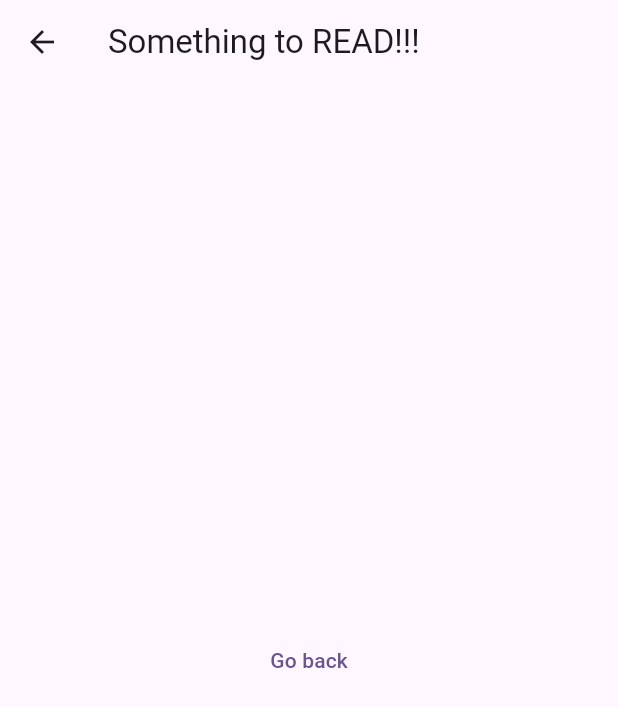
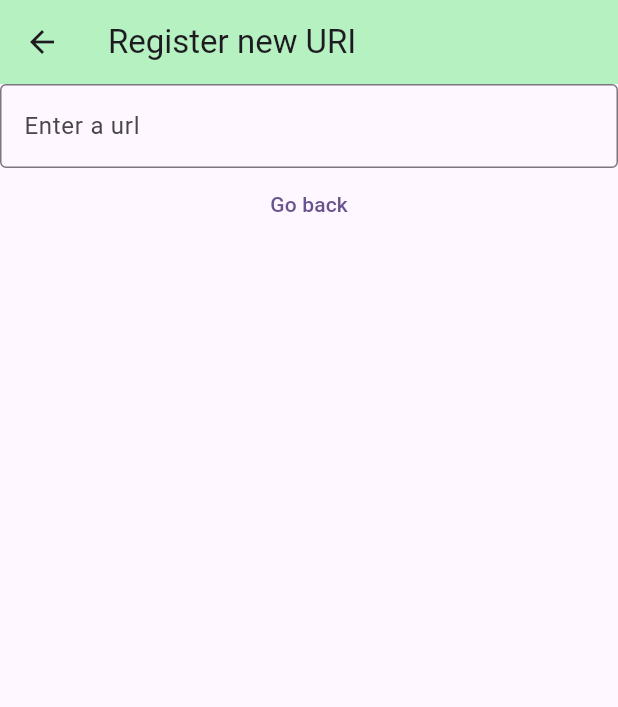
Before and after one commit to thechaos16/descartes, a Flutter app: the SubPage screen opened directly, on a phone screen of 412 x 824 dp. Shown: the top 707 px of the screen. Run offline on Flutter 3.47's test engine with Material 3 defaults, Android fonts, the phone set to English and light mode, and no system bars.

Commit message:
add textbox

```diff
--- a/lib/main.dart
+++ b/lib/main.dart
@@ -65,36 +65,24 @@ class _MainPageState extends State<MainPage> {
             GestureDetector(
               onTap: () {
                 Navigator.push(context, MaterialPageRoute(builder: (context) {
-                  return const SubPage(title: "Something to READ!!!");
+                  return const SubPage(title: "Register new URI");
                 }));
               },
               child: Container(
                 child: Text(
-                  'Something to read'
+                  'Register new URI'
                 )
               )
             ),
             GestureDetector(
               onTap: () {
                 Navigator.push(context, MaterialPageRoute(builder: (context) {
-                  return const SubPage(title: "Something to THINK!!!");
+                  return const SubPage(title: "DATABASE!");
                 }));
               },
               child: Container(
                 child: Text(
-                  'Something to thinks'
-                )
-              )
-            ),
-            GestureDetector(
-              onTap: () {
-                Navigator.push(context, MaterialPageRoute(builder: (context) {
-                  return const SubPage(title: "Something to WRITE!!!");
-                }));
-              },
-              child: Container(
-                child: Text(
-                  'Something to write'
+                  'View database'
                 )
               )
             ),
--- a/lib/subpage.dart
+++ b/lib/subpage.dart
@@ -10,15 +10,27 @@ class SubPage extends StatelessWidget {
   Widget build(BuildContext context) {
     return Scaffold(
       appBar: AppBar(
+        backgroundColor: Color.fromARGB(246, 179, 241, 192),
         title: Text(title),
       ),
-      body: Center(
-        child: TextButton(
-          onPressed: () {
-            Navigator.pop(context);
-          },
-          child: const Text('Go back'),
-        ),
+      body: Container(
+        alignment: FractionalOffset.center,
+        child: Column(
+          children: <Widget>[
+            TextField(
+              decoration: InputDecoration(
+                border: OutlineInputBorder(),
+                hintText: 'Enter a url',
+              ),
+            ),
+            TextButton(
+              onPressed: () {
+                Navigator.pop(context);
+              },
+              child: const Text('Go back'),
+            ),
+          ],
+        )
       ),
     );
   }
```
